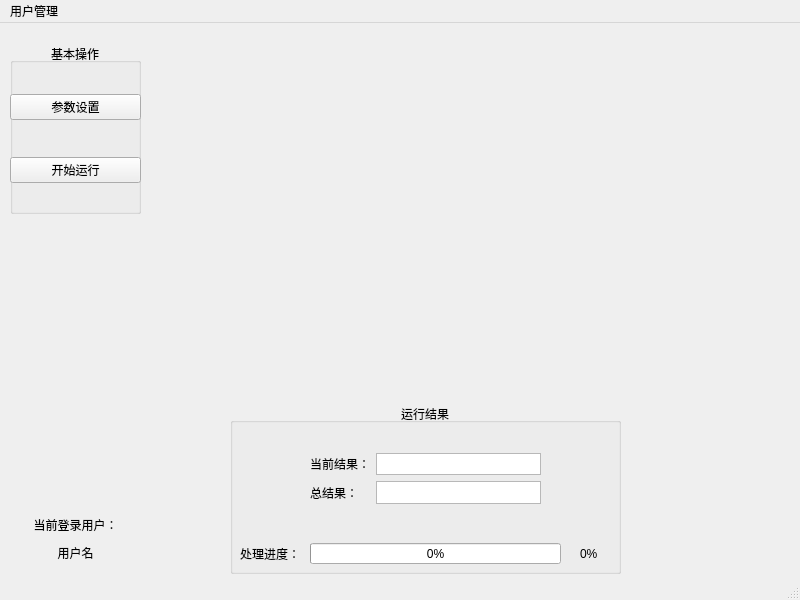
First picture: the form in MainWindow.ui, repository kanyuanzhi/pyqt-template, before the edit.
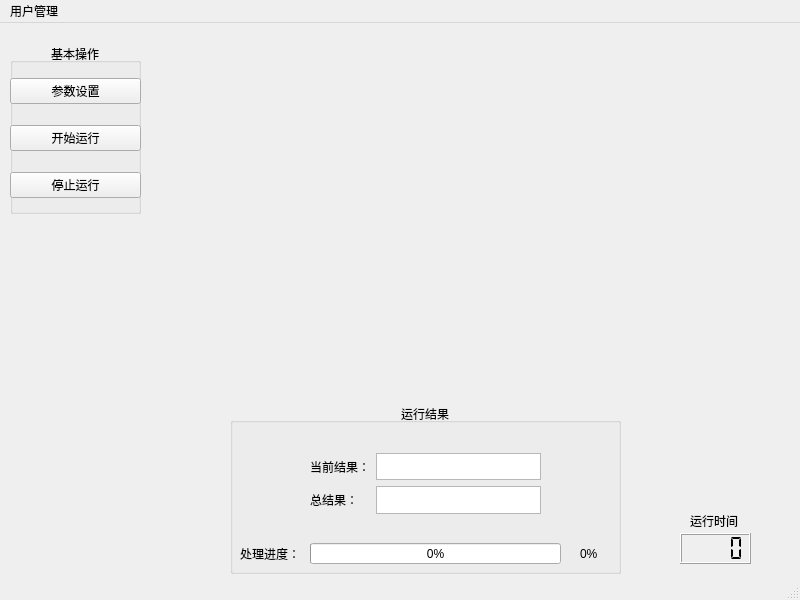
Second picture: the form after the edit.

What changed in the file:
```diff
--- a/MainWindow.ui
+++ b/MainWindow.ui
@@ -53,6 +53,13 @@
         </property>
        </widget>
       </item>
+      <item>
+       <widget class="QPushButton" name="pushButtonStop">
+        <property name="text">
+         <string>停止运行</string>
+        </property>
+       </widget>
+      </item>
      </layout>
     </widget>
    </widget>
@@ -71,55 +78,6 @@
     <property name="alignment">
      <set>Qt::AlignCenter</set>
     </property>
-    <widget class="QWidget" name="formLayoutWidget">
-     <property name="geometry">
-      <rect>
-       <x>80</x>
-       <y>50</y>
-       <width>231</width>
-       <height>51</height>
-      </rect>
-     </property>
-     <layout class="QFormLayout" name="formLayout">
-      <item row="0" column="0">
-       <widget class="QLabel" name="label_3">
-        <property name="text">
-         <string>当前结果：</string>
-        </property>
-       </widget>
-      </item>
-      <item row="0" column="1">
-       <widget class="QTextBrowser" name="textBrowserCurrentResult">
-        <property name="verticalScrollBarPolicy">
-         <enum>Qt::ScrollBarAlwaysOff</enum>
-        </property>
-        <property name="horizontalScrollBarPolicy">
-         <enum>Qt::ScrollBarAlwaysOff</enum>
-        </property>
-        <property name="acceptRichText">
-         <bool>true</bool>
-        </property>
-       </widget>
-      </item>
-      <item row="1" column="0">
-       <widget class="QLabel" name="label_4">
-        <property name="text">
-         <string>总结果：</string>
-        </property>
-       </widget>
-      </item>
-      <item row="1" column="1">
-       <widget class="QTextBrowser" name="textBrowser_2">
-        <property name="verticalScrollBarPolicy">
-         <enum>Qt::ScrollBarAlwaysOff</enum>
-        </property>
-        <property name="horizontalScrollBarPolicy">
-         <enum>Qt::ScrollBarAlwaysOff</enum>
-        </property>
-       </widget>
-      </item>
-     </layout>
-    </widget>
     <widget class="QLabel" name="label_progress">
      <property name="geometry">
       <rect>
@@ -165,38 +123,116 @@
       <string>处理进度：</string>
      </property>
     </widget>
+    <widget class="QWidget" name="formLayoutWidget">
+     <property name="geometry">
+      <rect>
+       <x>80</x>
+       <y>50</y>
+       <width>231</width>
+       <height>61</height>
+      </rect>
+     </property>
+     <layout class="QFormLayout" name="formLayout">
+      <item row="0" column="1">
+       <widget class="QTextBrowser" name="textBrowserCurrentResult">
+        <property name="verticalScrollBarPolicy">
+         <enum>Qt::ScrollBarAlwaysOff</enum>
+        </property>
+        <property name="horizontalScrollBarPolicy">
+         <enum>Qt::ScrollBarAlwaysOff</enum>
+        </property>
+        <property name="acceptRichText">
+         <bool>true</bool>
+        </property>
+       </widget>
+      </item>
+      <item row="1" column="0">
+       <widget class="QLabel" name="label_4">
+        <property name="text">
+         <string>总结果：</string>
+        </property>
+       </widget>
+      </item>
+      <item row="1" column="1">
+       <widget class="QTextBrowser" name="textBrowserTotalResult">
+        <property name="verticalScrollBarPolicy">
+         <enum>Qt::ScrollBarAlwaysOff</enum>
+        </property>
+        <property name="horizontalScrollBarPolicy">
+         <enum>Qt::ScrollBarAlwaysOff</enum>
+        </property>
+       </widget>
+      </item>
+      <item row="0" column="0">
+       <widget class="QLabel" name="label_3">
+        <property name="text">
+         <string>当前结果：</string>
+        </property>
+       </widget>
+      </item>
+     </layout>
+    </widget>
    </widget>
-   <widget class="QWidget" name="verticalLayoutWidget_2">
+   <widget class="QLCDNumber" name="lcdNumber">
     <property name="geometry">
      <rect>
-      <x>10</x>
+      <x>680</x>
+      <y>510</y>
+      <width>71</width>
+      <height>31</height>
+     </rect>
+    </property>
+    <property name="font">
+     <font>
+      <weight>75</weight>
+      <bold>true</bold>
+      <strikeout>false</strikeout>
+      <kerning>true</kerning>
+     </font>
+    </property>
+    <property name="styleSheet">
+     <string notr="true"/>
+    </property>
+    <property name="smallDecimalPoint">
+     <bool>true</bool>
+    </property>
+    <property name="digitCount">
+     <number>4</number>
+    </property>
+    <property name="segmentStyle">
+     <enum>QLCDNumber::Flat</enum>
+    </property>
+    <property name="value" stdset="0">
+     <double>0.000000000000000</double>
+    </property>
+    <property name="intValue" stdset="0">
+     <number>0</number>
+    </property>
+   </widget>
+   <widget class="QLabel" name="label_5">
+    <property name="geometry">
+     <rect>
+      <x>690</x>
       <y>490</y>
-      <width>131</width>
-      <height>51</height>
+      <width>60</width>
+      <height>16</height>
      </rect>
     </property>
-    <layout class="QVBoxLayout" name="verticalLayout_2">
-     <item>
-      <widget class="QLabel" name="label">
-       <property name="text">
-        <string>当前登录用户：</string>
-       </property>
-       <property name="alignment">
-        <set>Qt::AlignCenter</set>
-       </property>
-      </widget>
-     </item>
-     <item>
-      <widget class="QLabel" name="label_current_user">
-       <property name="text">
-        <string>用户名</string>
-       </property>
-       <property name="alignment">
-        <set>Qt::AlignCenter</set>
-       </property>
-      </widget>
-     </item>
-    </layout>
+    <property name="text">
+     <string>运行时间</string>
+    </property>
+   </widget>
+   <widget class="QStackedWidget" name="stackedWidget">
+    <property name="geometry">
+     <rect>
+      <x>160</x>
+      <y>30</y>
+      <width>611</width>
+      <height>321</height>
+     </rect>
+    </property>
+    <widget class="QWidget" name="page"/>
+    <widget class="QWidget" name="page_2"/>
    </widget>
   </widget>
   <widget class="QMenuBar" name="menubar">
```
Left out of the diff: 4 changed lines with no effect on the pictures.
